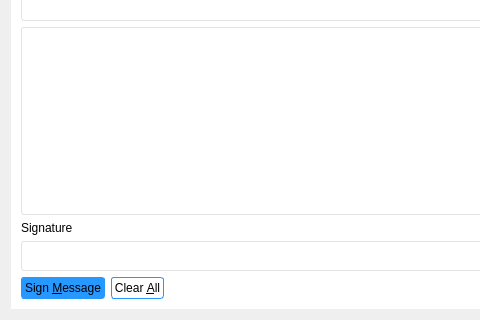
Above: src/qt/forms/signverifymessagedialog.ui from ecoinchain/ecoin before the change; both pictures show x 0 to 480 and y 102 to 422 of the 804 by 422 pixel window. Below: the same form after it.
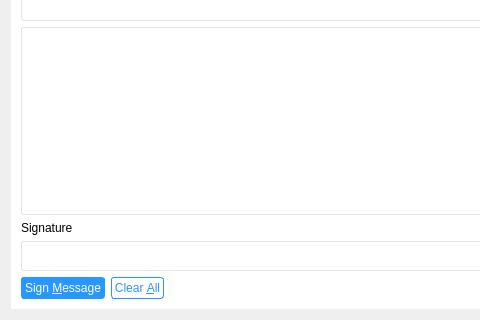
That is the form after the change. Icons and pictures are not drawn. Custom widgets are drawn as their Qt base class.

The edit to the form file:
```diff
--- a/src/qt/forms/signverifymessagedialog.ui
+++ b/src/qt/forms/signverifymessagedialog.ui
@@ -48,6 +48,7 @@
 border: 1px solid #2798FF;
 border-radius: 3px;
 padding: 3px;
+color: #2798FF;
 }
 
 QLineEdit , QPlainTextEdit  {
@@ -72,6 +73,7 @@
 #signMessageButton_SM:!pressed, #verifyMessageButton_VM:!pressed
 {
 background: #2798FF;
+color: #ffffff;
 }
 
 
```
